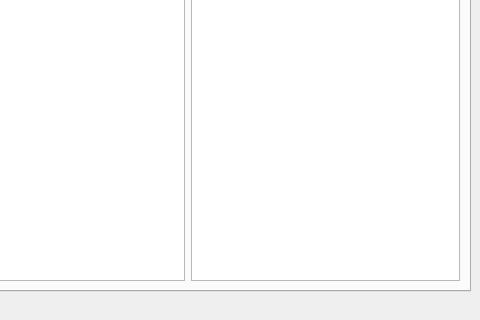
Qt form src/Forms/mainwindow.ui (sanctum32/QWoWSpellWork) before a commit; both pictures show x 635 to 1115 and y 519 to 839 of the 1115 by 839 pixel window.
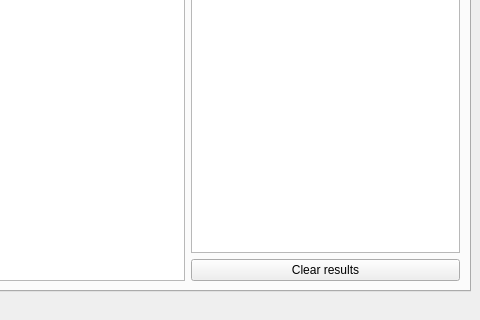
The same form after that commit.

Commit message: Implemented additional button to clear spell search results

What changed in the file:
```diff
--- a/src/Forms/mainwindow.ui
+++ b/src/Forms/mainwindow.ui
@@ -317,6 +317,13 @@
             </column>
            </widget>
           </item>
+          <item>
+           <widget class="QPushButton" name="clearResultsBtn">
+            <property name="text">
+             <string>Clear results</string>
+            </property>
+           </widget>
+          </item>
          </layout>
         </item>
        </layout>
```
The commit also changes 4 other files.
